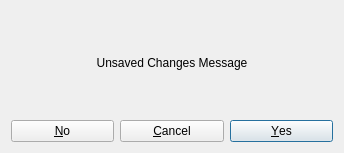
The window that src/UI/Presenter/PendingChangesWarningPresenter.ui (gojoe262/LooseChange) describes before a commit, drawn with Qt 5.
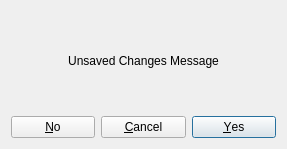
The same window after the commit. Icons and pictures are not drawn.

Commit message:
Warn user when exiting if there are unsaved changes. Allow the user to save, cancel, or continue with the exit. *Finished up the Pending Changes Dialog
https://trello.com/c/9kygc8AO

The edit to the form file:
```diff
--- a/src/UI/Presenter/PendingChangesWarningPresenter.ui
+++ b/src/UI/Presenter/PendingChangesWarningPresenter.ui
@@ -6,8 +6,8 @@
    <rect>
     <x>0</x>
     <y>0</y>
-    <width>344</width>
-    <height>153</height>
+    <width>287</width>
+    <height>149</height>
    </rect>
   </property>
   <property name="windowTitle">
```
Left out of the diff: 2 changed lines with no effect on the pictures. The commit also changes 5 other files.
